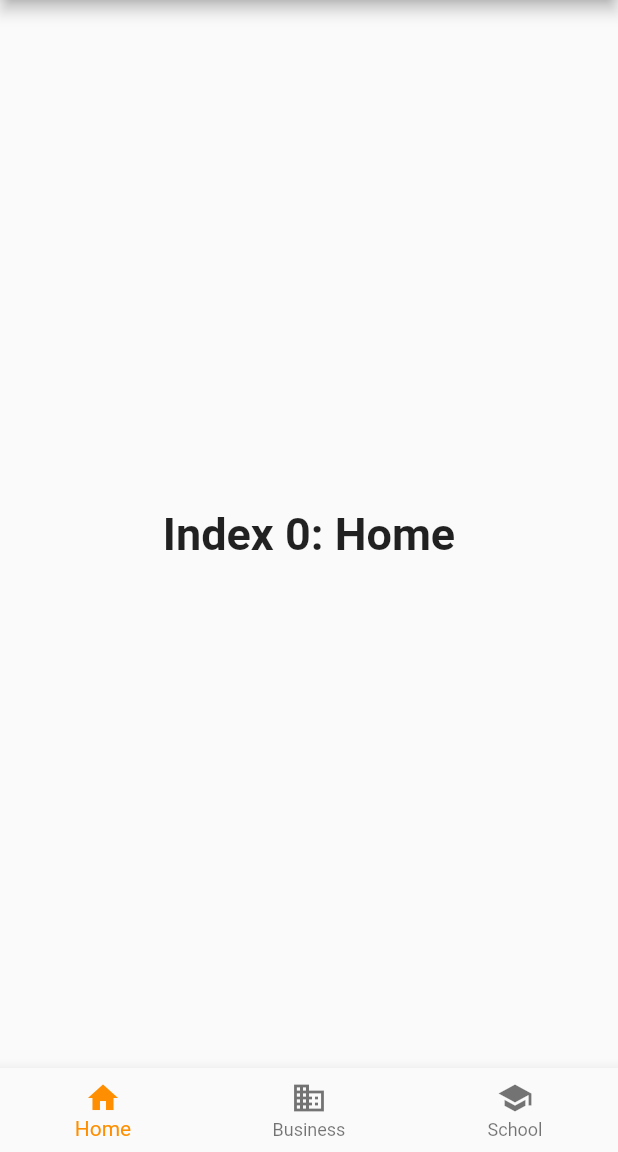
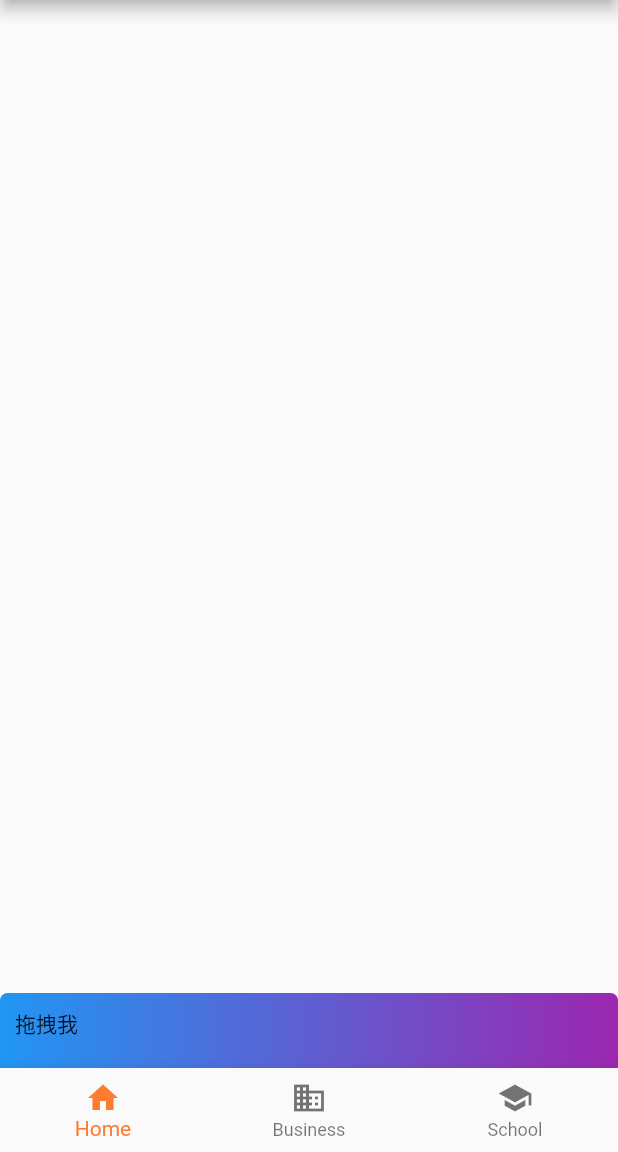
Before and after one commit to 1352101891/flutter_project, a Flutter app: the MyStatefulWidget screen opened directly, on a phone screen of 412 x 824 dp, the part 84-1236 px from its top. Run offline on Flutter 3.47's test engine with Material 2 defaults, Android fonts, the phone set to English and light mode, and no system bars; our stand-ins replace event_bus.

Commit message:
2019-6-20 widget页面状态缓存，以及router切换页面动画

```diff
--- a/lib/animation.dart
+++ b/lib/animation.dart
@@ -1,10 +1,10 @@
 import 'package:flutter/material.dart';
 import 'package:flutter_app/bottomdragwidget.dart';
 
-void main() => runApp(MyApp());
+void main() => runApp(animationApp());
 
 
-class MyApp extends StatelessWidget {
+class animationApp extends StatelessWidget {
   // This widget is the root of your application.
   @override
   Widget build(BuildContext context) {
@@ -22,13 +22,13 @@ class MyApp extends StatelessWidget {
         // is not restarted.
         primarySwatch: Colors.blue,
       ),
-      home: MyHomePage(title: 'Flutter Demo Home Page'),
+      home: animationHomePage(title: 'Flutter Demo Home Page'),
     );
   }
 }
 
-class MyHomePage extends StatefulWidget {
-  MyHomePage({Key key, this.title}) : super(key: key);
+class animationHomePage extends StatefulWidget {
+  animationHomePage({Key key, this.title}) : super(key: key);
 
   // This widget is the home page of your application. It is stateful, meaning
   // that it has a State object (defined below) that contains fields that affect
@@ -45,11 +45,12 @@ class MyHomePage extends StatefulWidget {
   _MyHomePageState createState() => _MyHomePageState();
 }
 
-class _MyHomePageState extends State<MyHomePage> {
+class _MyHomePageState extends State<animationHomePage> with AutomaticKeepAliveClientMixin{
 
 
   @override
   Widget build(BuildContext context) {
+    super.build(context);
     // This method is rerun every time setState is called, for instance as done
     // by the _incrementCounter method above.
     //
@@ -57,11 +58,6 @@ class _MyHomePageState extends State<MyHomePage> {
     // fast, so that you can just rebuild anything that needs updating rather
     // than having to individually change instances of widgets.
     return Scaffold(
-      appBar: AppBar(
-        // Here we take the value from the MyHomePage object that was created by
-        // the App.build method, and use it to set our appbar title.
-        title: Text(widget.title),
-      ),
       body: Center(
           child:Align(
             alignment: Alignment.bottomCenter,
@@ -70,7 +66,8 @@ class _MyHomePageState extends State<MyHomePage> {
       )
     );
   }
-
+  @protected
+  bool get wantKeepAlive=>true;
 }
 
 class dragWidget extends StatefulWidget{
@@ -87,7 +84,7 @@ class _dragStateFul extends State<dragWidget> with TickerProviderStateMixin{
   double downThresold=100;
   bool isFinished=false;
   double startPositiony;
-  int duratime=500;
+  int duratime=200;
 
   _dragStateFul(){
      startPositiony=offsetDistance;
--- a/lib/main.dart
+++ b/lib/main.dart
@@ -3,10 +3,10 @@ import 'package:flutter_app/eventbusutil.dart';
 import 'package:flutter_app/shopcart.dart';
 import 'package:event_bus/event_bus.dart';
 
-void main() => runApp(MyApp());
+void main() => runApp(mainApp());
 
 
-class MyApp extends StatelessWidget {
+class mainApp extends StatelessWidget {
   // This widget is the root of your application.
   @override
   Widget build(BuildContext context) {
--- a/lib/material.dart
+++ b/lib/material.dart
@@ -2,11 +2,11 @@ import 'package:flutter/material.dart';
 
 // ...
 
-void main() => runApp(new MyApp());
+void main() => runApp(new mmaterialApp());
 
 // ...
 
-class MyApp extends StatelessWidget {
+class mmaterialApp extends StatelessWidget {
   @override
   Widget build(BuildContext context) {
     return MaterialApp(
--- a/lib/navigationbar.dart
+++ b/lib/navigationbar.dart
@@ -10,7 +10,9 @@
 // bar items. The first one is selected.](https://flutter.github.io/assets-for-api-docs/assets/material/bottom_navigation_bar.png)
 
 import 'package:flutter/material.dart';
+import 'package:flutter_app/animation.dart';
 import 'package:flutter_app/main.dart';
+import 'package:flutter_app/shopcart.dart';
 
 void main() => runApp(MyApp());
 
@@ -33,26 +35,7 @@ class drawerLayout extends StatelessWidget{
     // TODO: implement build
     return  Drawer(
         child:ListView(
-          children:getWidgets(context)
-        ),
-    );
-  }
-
-  void showTip(BuildContext context,String name){
-    showModalBottomSheet(
-        context: context,
-        builder: (BuildContext context) {
-          return new Container(
-            height: 100.0,
-            child: new Text("你点击了："+name),
-          );
-        }).then((val) {
-      print(val);
-    });
-  }
-
-  List<Widget> getWidgets(BuildContext context){
-    List<Widget> widgets=<Widget>[
+          children:<Widget>[
             DrawerHeader(
                 margin: EdgeInsets.all(0),
                 padding: EdgeInsets.all(0),
@@ -61,8 +44,7 @@ class drawerLayout extends StatelessWidget{
                   child:Image(fit:BoxFit.contain,image: new AssetImage('images/timg.jpg')),
                 )
             )
-    ];
-    List<ListTile> list=prods.map((f)=>
+          ]..addAll(prods.map((f)=>
               ListTile(
                 onTap:()=>showTip(context,f.name),
                 title: Text(f.name),
@@ -71,12 +53,55 @@ class drawerLayout extends StatelessWidget{
                   child: Icon(f.icon),
                 ),
                 trailing: new Icon(Icons.add),
-        )).toList();
-    Iterator<ListTile> iterable= list.iterator;
-    while(iterable.moveNext()){
-      widgets.add(iterable.current);
+              )).toList())
+        ),
+    );
   }
-    return widgets;
+
+  /// 创建一个平移变换
+  /// 跳转过去查看源代码，可以看到有各种各样定义好的变换
+  static SlideTransition createTransition(
+      Animation<double> animation, Widget child) {
+//    return new FadeTransition(opacity: new Tween(begin: 1.0,end: 0.0).animate(animation),child: child);
+    return new SlideTransition(
+      position: new Tween<Offset>(
+        begin: const Offset(1.0, 0.0),
+        end: const Offset(0.0, 0.0),
+      ).animate(animation),
+      child: child, // child is the value returned by pageBuilder
+    );
+  }
+
+  void showTip(BuildContext context,String name){
+    if(name=="哇哈哈" || name=="加多宝"){
+      Navigator.of(context).push(new MaterialPageRoute(builder: (_) {
+        return new mainApp();
+      }));
+    }else{
+      Navigator.of(context).push(new PageRouteBuilder(pageBuilder:
+          (BuildContext context, Animation<double> animation,
+          Animation<double> secondaryAnimation) {
+        return new mainApp();
+      }, transitionsBuilder: (
+          BuildContext context,
+          Animation<double> animation,
+          Animation<double> secondaryAnimation,
+          Widget child,
+          ) {
+        // 添加一个平移动画
+        return createTransition(animation, child);
+      }));
+    }
+//    showModalBottomSheet(
+//        context: context,
+//        builder: (BuildContext context) {
+//          return new Container(
+//            height: 100.0,
+//            child: new Text("你点击了："+name),
+//          );
+//        }).then((val) {
+//      print(val);
+//    });
   }
 }
 
@@ -86,19 +111,17 @@ class MyStatefulWidget extends StatefulWidget {
   @override
   _MyStatefulWidgetState createState() => _MyStatefulWidgetState();
 }
-class _MyStatefulWidgetState extends State<MyStatefulWidget> {
+class _MyStatefulWidgetState extends State<MyStatefulWidget>  with AutomaticKeepAliveClientMixin {
   int _selectedIndex = 0;
   static const TextStyle optionStyle =
   TextStyle(fontSize: 30, fontWeight: FontWeight.bold);
+  /// 页面控制器（`PageController`）组件，页面视图（`PageView`）的控制器。
+  PageController _controller = PageController();
 
-  static const List<Widget> _widgetOptions = <Widget>[
-    Text(
-      'Index 0: Home',
-      style: optionStyle,
-    ),
-    Text(
-      'Index 1: Business',
-      style: optionStyle,
+  static List<Widget> _widgetOptions = <Widget>[
+    animationHomePage(title: 'Flutter Demo Home Page'),
+    MyListView(
+        productions:prods
     ),
     Text(
       'Index 2: School',
@@ -106,24 +129,7 @@ class _MyStatefulWidgetState extends State<MyStatefulWidget> {
     ),
   ];
 
-  void _onItemTapped(int index) {
-    setState(() {
-      _selectedIndex = index;
-    });
-  }
-
-  @override
-  Widget build(BuildContext context) {
-    return Scaffold(
-      appBar: AppBar(
-        title: const Text('BottomNavigationBar Sample'),
-      ),
-      body: Center(
-        child: _widgetOptions.elementAt(_selectedIndex),
-      ),
-      drawer:drawerLayout(),
-      bottomNavigationBar: BottomNavigationBar(
-        items: const <BottomNavigationBarItem>[
+  static const navigationitem=const <BottomNavigationBarItem>[
     BottomNavigationBarItem(
       icon: Icon(Icons.home),
       title: Text('Home'),
@@ -136,11 +142,60 @@ class _MyStatefulWidgetState extends State<MyStatefulWidget> {
       icon: Icon(Icons.school),
       title: Text('School'),
     ),
-        ],
+  ];
+
+  void _onItemTapped(int index) {
+    setState(() {
+      _selectedIndex = index;
+      // 跳到页面（`jumpToPage`）方法，更改显示在的页面视图（`PageView`）组件中页面。
+      _controller.jumpToPage(index);
+    });
+  }
+
+  @override
+  Widget build(BuildContext context) {
+    super.build(context);
+    return Scaffold(
+      appBar: AppBar(
+        title: const Text('BottomNavigationBar Sample'),
+      ),
+      body: PageView.builder(
+        // 物理（`physics`）属性，页面视图应如何响应用户输入。
+        // 从不可滚动滚动物理（`NeverScrollableScrollPhysics`）类，不允许用户滚动。
+        physics: NeverScrollableScrollPhysics(),
+        itemBuilder: (BuildContext context, int index) {
+          return _widgetOptions.elementAt(index);
+        },
+        itemCount: _widgetOptions.length,
+        // 控制器（`controller`）属性，用于控制滚动此页面视图位置的对象。
+        controller: _controller,
+      ),
+      // 底部导航栏（`bottomNavigationBar`）属性，显示在脚手架（`Scaffold`）组件的底部。
+      // 底部导航栏（`BottomNavigationBar`）组件，显示在应用程序底部的组件，
+      // 用于在几个屏幕之间中进行选择，通常在三到五之间，再多就不好看了。
+      bottomNavigationBar: BottomNavigationBar(
+        // 项目（`items`）属性，位于底部导航栏中的交互组件，其中每一项都有一个图标和标题。
+        items: navigationitem,
+        // 目前的索引（`currentIndex`）属性，当前活动项的项目索引。
         currentIndex: _selectedIndex,
-        selectedItemColor: Colors.amber[800],
+        // 固定颜色（`fixedColor`）属性，当BottomNavigationBarType.fixed时所选项目的颜色。
+        fixedColor: Color(0xffFE7C30),
+        // 在点击（`onTap`）属性，点击项目时调用的回调。
         onTap: _onItemTapped,
+        // 定义底部导航栏（`BottomNavigationBar`）组件的布局和行为。
+        type: BottomNavigationBarType.fixed,
       ),
+      drawer:drawerLayout(),
     );
   }
+
+  /// 释放相关资源。
+  @override
+  void dispose() {
+    _controller.dispose();
+    super.dispose();
   }
+
+  @protected
+  bool get wantKeepAlive=>true;
+}
--- a/lib/shopcart.dart
+++ b/lib/shopcart.dart
@@ -80,7 +80,7 @@ class MyListView extends StatefulWidget {
   ShopList createState() => ShopList();
 }
 
-class ShopList extends State<MyListView> {
+class ShopList extends State<MyListView> with AutomaticKeepAliveClientMixin {
   Set<Production> _shoppingCart=new Set();
 
   @override
@@ -93,6 +93,9 @@ class ShopList extends State<MyListView> {
       }
     });
   }
+
+  @protected
+  bool get wantKeepAlive=>true;
 
   void _clear(){
     setState(() {
@@ -122,6 +125,7 @@ class ShopList extends State<MyListView> {
 
   @override
   Widget build(BuildContext context) {
+    super.build(context);
     return Scaffold(
       body: new ListView(
         padding: new EdgeInsets.symmetric(vertical: 8.0),
```
Also changed, not shown: 1 other file. Lines whose indentation alone changed are shown as unchanged.
